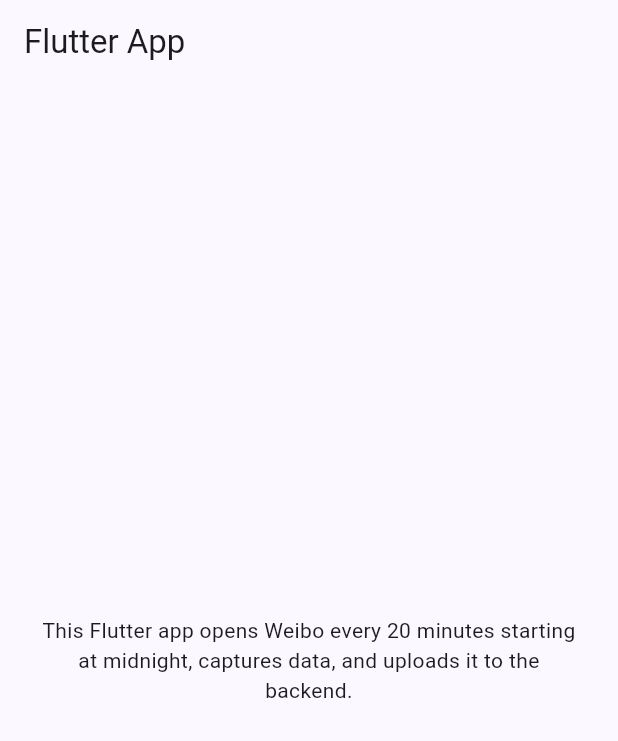
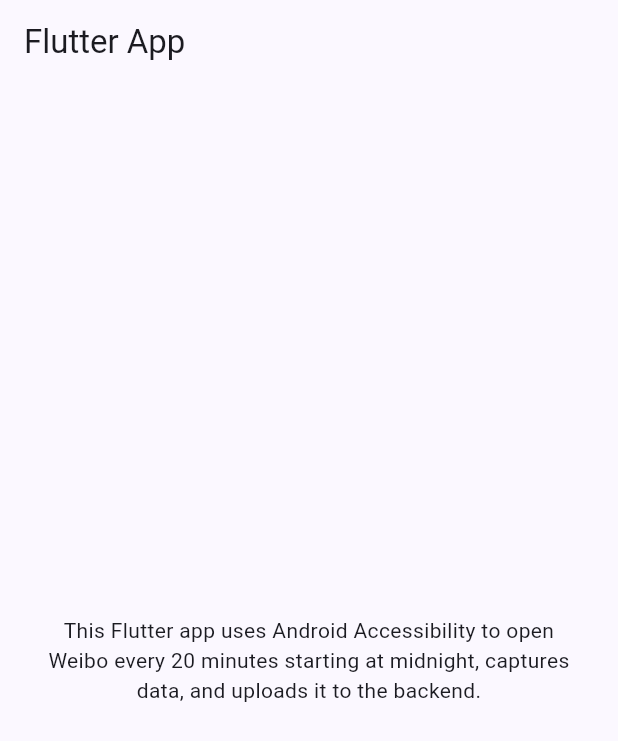
Before and after one commit to afuning/xcode-monorepo, a Flutter app: the screen it shows after launch, on a phone screen of 412 x 824 dp. Shown: the top 741 px of the screen. Run offline on Flutter 3.47's test engine with Material 3 defaults, Android fonts, the light colour scheme and no system bars.

Commit message:
Note accessibility usage for Weibo capture

```diff
--- a/apps/mobile/lib/main.dart
+++ b/apps/mobile/lib/main.dart
@@ -56,8 +56,9 @@ class _HomeScreenState extends State<HomeScreen> {
         child: Padding(
           padding: EdgeInsets.all(24),
           child: Text(
-            'This Flutter app opens Weibo every 20 minutes starting at midnight, '
-            'captures data, and uploads it to the backend.',
+            'This Flutter app uses Android Accessibility to open Weibo every '
+            '20 minutes starting at midnight, captures data, and uploads it '
+            'to the backend.',
             textAlign: TextAlign.center,
           ),
         ),
--- a/apps/mobile/lib/weibo_capture_service.dart
+++ b/apps/mobile/lib/weibo_capture_service.dart
@@ -38,6 +38,6 @@ class WeiboCaptureService {
   }
 
   Future<void> _captureAndUpload() async {
-    // TODO: Integrate with Android APIs to open Weibo, capture data, and upload.
+    // TODO: Use Android Accessibility APIs to open Weibo, capture data, and upload.
   }
 }
```
Also changed, not shown: 1 other file.
